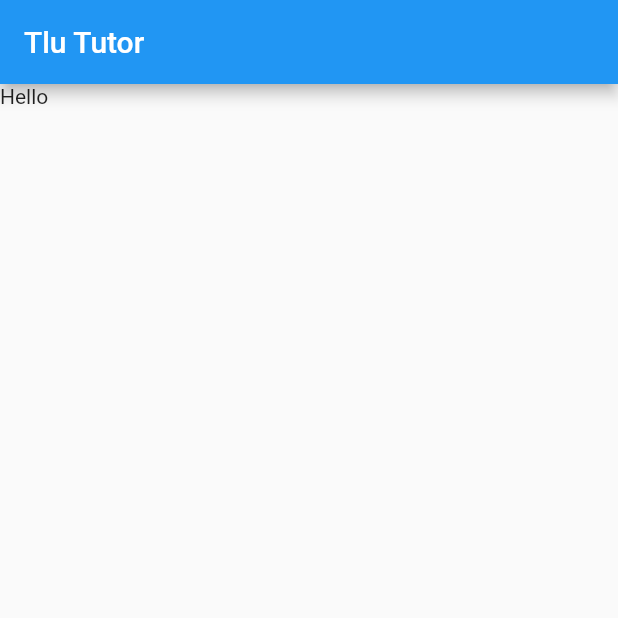
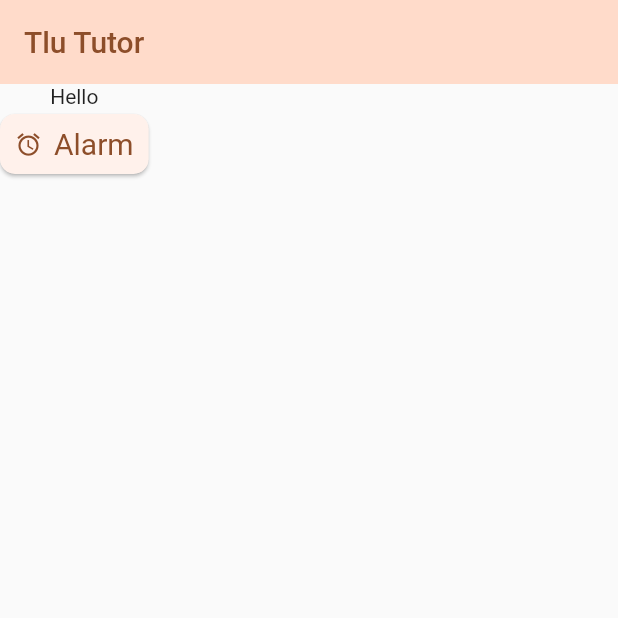
Before and after one commit to ZecManh/Student_Learn, a Flutter app: the screen it shows after launch, on a phone screen of 412 x 824 dp, the top half of it. Run offline on Flutter 3.47's test engine with Material 2 defaults, Android fonts, the phone set to English and light mode, and no system bars; our stand-ins replace firebase_core; accounts and stored records are empty.

Commit message:
theme setting

```diff
--- a/lib/screen/tlu_tutor.dart
+++ b/lib/screen/tlu_tutor.dart
@@ -1,4 +1,11 @@
 import 'package:flutter/material.dart';
+
+// final kColorScheme=ColorScheme.fromSeed(seedColor:Color.fromARGB(255, 255, 223, 223));
+final kColorScheme =
+    ColorScheme.fromSeed(seedColor: Color.fromARGB(255, 205, 92, 8));
+
+final kDarkColorScheme = ColorScheme.fromSeed(
+    seedColor: Color.fromARGB(255, 205, 92, 8), brightness: Brightness.dark);
 
 class TluTutor extends StatelessWidget {
   const TluTutor({super.key});
@@ -7,13 +14,54 @@ class TluTutor extends StatelessWidget {
   Widget build(BuildContext context) {
     return MaterialApp(
       debugShowCheckedModeBanner: false,
-      theme: ThemeData(brightness:Brightness.light ),
-      darkTheme: ThemeData(brightness: Brightness.dark),
+      darkTheme: ThemeData.dark().copyWith(
+        useMaterial3: true,
+        colorScheme: kDarkColorScheme,
+        appBarTheme: AppBarTheme().copyWith(
+            backgroundColor: kDarkColorScheme.primaryContainer,
+            foregroundColor: kDarkColorScheme.primary),
+        elevatedButtonTheme: ElevatedButtonThemeData(
+          style: ElevatedButton.styleFrom(
+              padding: EdgeInsets.symmetric(horizontal: 10),
+              shape: RoundedRectangleBorder(),
+              textStyle: TextStyle(fontSize: 20)),
+        ),
+      ),
+      theme: ThemeData().copyWith(
+        brightness: Brightness.light,
+        useMaterial3: true,
+        colorScheme: kColorScheme,
+        appBarTheme: AppBarTheme().copyWith(
+            backgroundColor: kColorScheme.primaryContainer,
+            foregroundColor: kColorScheme.primary),
+        elevatedButtonTheme: ElevatedButtonThemeData(
+          style: ElevatedButton.styleFrom(
+              padding: EdgeInsets.symmetric(horizontal: 10),
+              shape: RoundedRectangleBorder(),
+              textStyle: TextStyle(fontSize: 20)),
+        ),
+      ),
       themeMode: ThemeMode.system,
       title: 'Tlu Tutor',
       home: Scaffold(
-        appBar: AppBar(title: Text('Tlu Tutor'),),
-        body: Text('Hello'),
+        appBar: AppBar(
+          title: Text('Tlu Tutor'),
+        ),
+        body: Column(
+          children: [
+            Text(
+              'Hello',
+            ),
+            ElevatedButton.icon(
+              style: ElevatedButton.styleFrom(
+                  shape: RoundedRectangleBorder(
+                      borderRadius: BorderRadius.circular(10))),
+              onPressed: () {},
+              icon: Icon(Icons.alarm),
+              label: Text('Alarm'),
+            )
+          ],
+        ),
       ),
     );
   }
```
